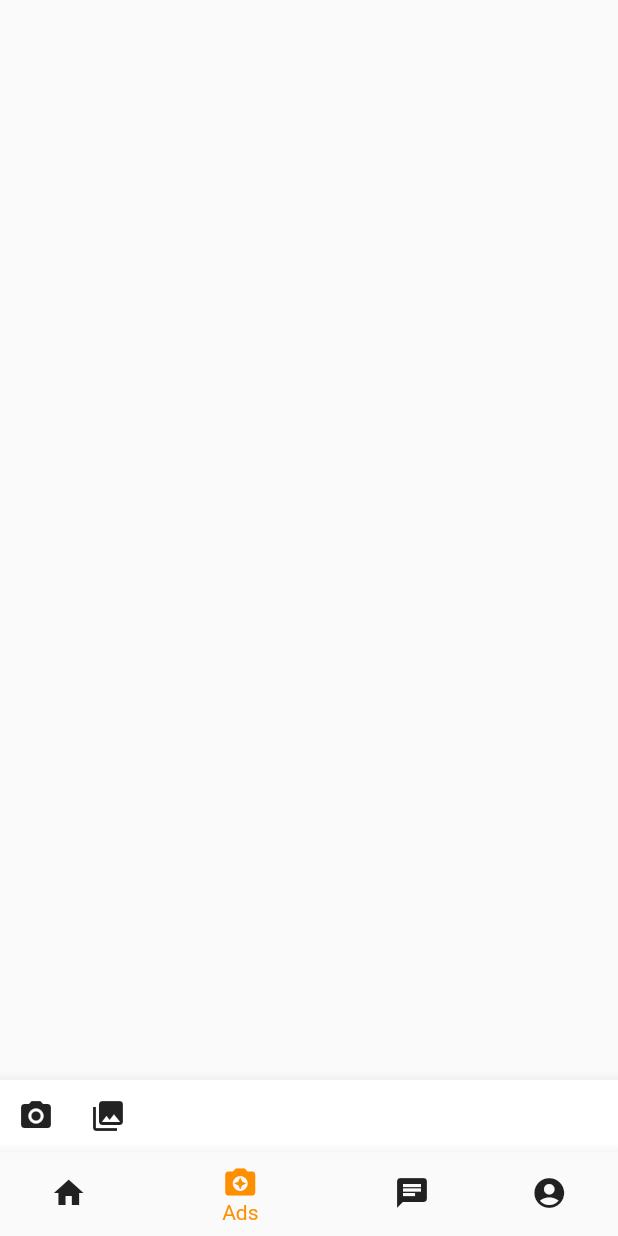
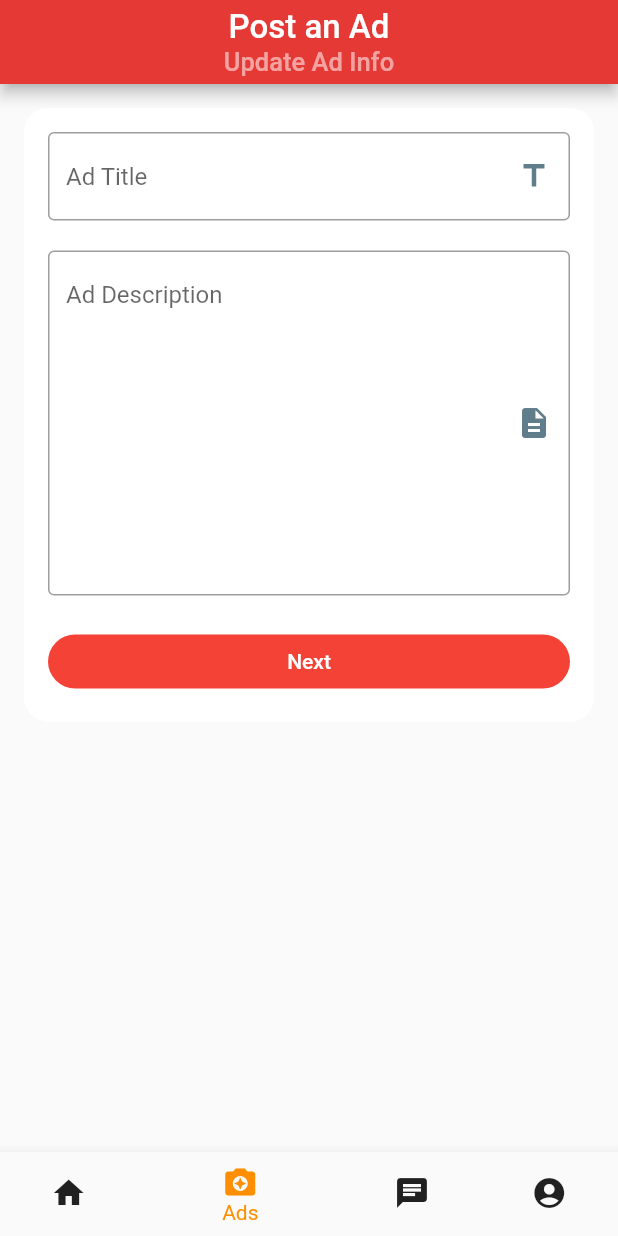
Before and after one commit to meAhsan/rental_life_real_estate, a Flutter app: the screen it shows once a user with an empty profile is signed in, item 2 of the bottom bar chosen, on a phone screen of 412 x 824 dp. Run offline on Flutter 3.47's test engine with Material 2 defaults, Android fonts, the phone set to English and light mode, and no system bars; our stand-ins replace cloud_firestore, firebase_auth, firebase_storage, flutter_spinkit, font_awesome_flutter, google_sign_in and 2 more; accounts and stored records are empty; network calls fail.

```diff
--- a/lib/main.dart
+++ b/lib/main.dart
@@ -2,6 +2,8 @@ import 'package:flutter/material.dart';
 import 'package:google_sign_in/google_sign_in.dart';
 import 'package:provider/provider.dart';
 import 'package:realestate/model/user.dart';
+import 'package:realestate/screens/ads/images_from_firebase_storage.dart';
+import 'package:realestate/screens/ads/post_Ad_Screen.dart';
 import 'package:realestate/screens/authenticate/welcome_screen.dart';
 import 'package:realestate/screens/wrapper.dart';
 import 'package:realestate/services/auth.dart';
@@ -12,11 +14,11 @@ class MyApp extends StatelessWidget {
   // This widget is the root of your application.
   @override
   Widget build(BuildContext context) {
+
     return StreamProvider<User>.value(
       value: AuthService().user,
       child: MaterialApp(
         home: Wrapper(),
-        //home: AuthThreePage(),
       ),
     );
   }
--- /dev/null
+++ b/lib/screens/ads/post_Ad_Screen.dart
@@ -0,0 +1,146 @@
+import 'package:flutter/material.dart';
+import 'package:realestate/screens/ads/image_capture.dart';
+import 'package:realestate/screens/home/bottom_navigation_bar.dart';
+
+class PostAd extends StatefulWidget {
+  @override
+  _PostAdState createState() => _PostAdState();
+}
+
+class _PostAdState extends State<PostAd> {
+  @override
+  Widget build(BuildContext context) {
+    return PostAdInfo();
+  }
+}
+
+class PostAdInfo extends StatefulWidget {
+  final String adTitle;
+  final String adDescription;
+
+  PostAdInfo({this.adTitle, this.adDescription});
+
+  @override
+  _PostAdInfoState createState() => _PostAdInfoState();
+}
+
+class _PostAdInfoState extends State<PostAdInfo> {
+  bool loading = false;
+
+  //text field state
+  String title = '';
+  String desc = '';
+  String error = '';
+  final _formKey = GlobalKey<FormState>();
+
+  @override
+  Widget build(BuildContext context) {
+    return Scaffold(
+        appBar: new AppBar(
+          backgroundColor: Colors.red[600],
+          centerTitle: true,
+          title: Column(children: [
+            Text(
+              "Post an Ad",
+              style: TextStyle(
+                color: Colors.white,
+                fontSize: 22,
+              ),
+            ),
+            GestureDetector(
+              child: Text(
+                "Update Ad Info",
+                style: TextStyle(
+                  color: Colors.white54,
+                  fontSize: 17,
+                ),
+              ),
+            )
+          ]),
+        ),
+        body: Container(
+            margin: const EdgeInsets.all(16.0),
+            decoration: BoxDecoration(
+              color: Colors.white,
+              borderRadius: BorderRadius.circular(16.0),
+            ),
+            child: Form(
+              key: _formKey,
+              child: ListView(
+                shrinkWrap: true,
+                padding: const EdgeInsets.all(16.0),
+                children: <Widget>[
+                  TextFormField(
+                    decoration: InputDecoration(
+                      suffixIcon: Icon(
+                        Icons.title,
+                        color: Colors.blueGrey,
+                      ),
+                      hintText: "Ad Title",
+                      border: OutlineInputBorder(),
+                    ),
+                    validator: ((val) =>
+                    (val.length <= 5 || val.length >= 18)
+                        ? 'Title should range within 5 to 18 letters.'
+                        : null),
+                    onChanged: (val) {
+                      setState(() {
+                        //email = val;
+                      });
+                    },
+                  ),
+                  SizedBox(
+                    height: 20,
+                  ),
+                  TextFormField(
+                    maxLines: 10,
+                    decoration: InputDecoration(
+                      suffixIcon: Icon(
+                        Icons.description,
+                        color: Colors.blueGrey,
+                      ),
+                      hintText: "Ad Description",
+                      border: OutlineInputBorder(),
+                    ),
+                    validator: ((val) =>
+                    (val.length <= 10 || val.length >= 180)
+                        ? '*Description should range within 10 to 180 letters.'
+                        : null),
+                    onChanged: (val) {
+                      setState(() {
+                        //password = val;
+                      });
+                    },
+                  ),
+                  SizedBox(
+                    height: 20,
+                  ),
+                  RaisedButton(
+                      color: Colors.red,
+                      textColor: Colors.white,
+                      elevation: 0,
+                      shape: RoundedRectangleBorder(
+                        borderRadius: BorderRadius.circular(20.0),
+                      ),
+                      child: Text("Next"),
+                      onPressed: () {
+                        if (_formKey.currentState.validate()) {
+                          /*Navigator.push(
+                            context,
+                            MaterialPageRoute(
+                                builder: (context) => BottomNavigationWidget()),
+                          );*/
+                          Navigator.push(
+                            context,
+                            MaterialPageRoute(
+                                builder: (context) => ImageCapture()),
+                          );
+                        }
+                      }
+
+                  ),
+                ],
+              ),
+            )));
+  }
+}
--- a/lib/screens/ads/user_ads_main_page.dart
+++ b/lib/screens/ads/user_ads_main_page.dart
@@ -1,3 +1,4 @@
+/*
 import 'package:flutter/material.dart';
 import 'dart:io';
 import 'package:firebase_storage/firebase_storage.dart'; // For File Upload To Firestore
@@ -87,3 +88,4 @@ class _UserAdsMainPageState extends State<UserAdsMainPage> {
     );
   }
 }
+*/
--- a/lib/screens/home/bottom_navigation_bar.dart
+++ b/lib/screens/home/bottom_navigation_bar.dart
@@ -1,5 +1,6 @@
 import 'package:flutter/material.dart';
 import 'package:realestate/screens/ads/image_capture.dart';
+import 'package:realestate/screens/ads/post_Ad_Screen.dart';
 import 'package:realestate/screens/ads/user_ads_main_page.dart';
 import 'package:realestate/screens/home/home.dart';
 import 'package:realestate/screens/home/user_profile.dart';
@@ -21,7 +22,7 @@ class _MyStatefulWidgetState extends State<BottomNavigationWidget> {
       style: optionStyle,
     ),*/
     ProfilePage(),
-    ImageCapture(),
+    PostAd(),//ImageCapture(),
     Text(
       'Chat Coming Soon.',
       style: optionStyle,
--- a/lib/services/auth.dart
+++ b/lib/services/auth.dart
@@ -79,8 +79,10 @@ class AuthService {
           await _auth.signInWithCredential(credential);
       final FirebaseUser user = authResult.user;
 
-      String firstName = user.displayName;
-      String lastName = user.displayName;
+      var name = user.displayName;
+      name.split(" ");
+      String firstName = name[0];
+      String lastName = name[1];
       //create new document for the user with the uid
       await DatabaseService(uid: user.uid)
           .updateUserData(firstName, lastName, user.email, 0);
--- a/lib/shared/loading.dart
+++ b/lib/shared/loading.dart
@@ -5,10 +5,10 @@ class Loading extends StatelessWidget {
   @override
   Widget build(BuildContext context) {
     return Container(
-      color: Colors.brown[100],
+      color: Colors.orange[50],
       child: Center(
         child: SpinKitChasingDots(
-          color: Colors.cyanAccent,
+          color: Colors.red[600],
           size: 50,
         ),
       ),
--- a/pubspec.yaml
+++ b/pubspec.yaml
@@ -33,6 +33,7 @@ dependencies:
   firebase_storage: ^3.0.4
   image_picker: ^0.6.0+17
   image_cropper: ^1.0.2
+  dcdg: ^2.0.1
   font_awesome_flutter: 8.8.1
   #flutter_facebook_login: ^3.0.0
 
```
Also changed, not shown: lib/model/user_Ad.dart (+2 -1 lines), lib/screens/ads/image_capture.dart (+96 -29 lines), lib/screens/authenticate/welcome_screen.dart (+26 -17 lines), lib/screens/ads/images_from_firebase_storage.dart (added), lib/services/fire_storage_service.dart (added), pubspec.lock.
